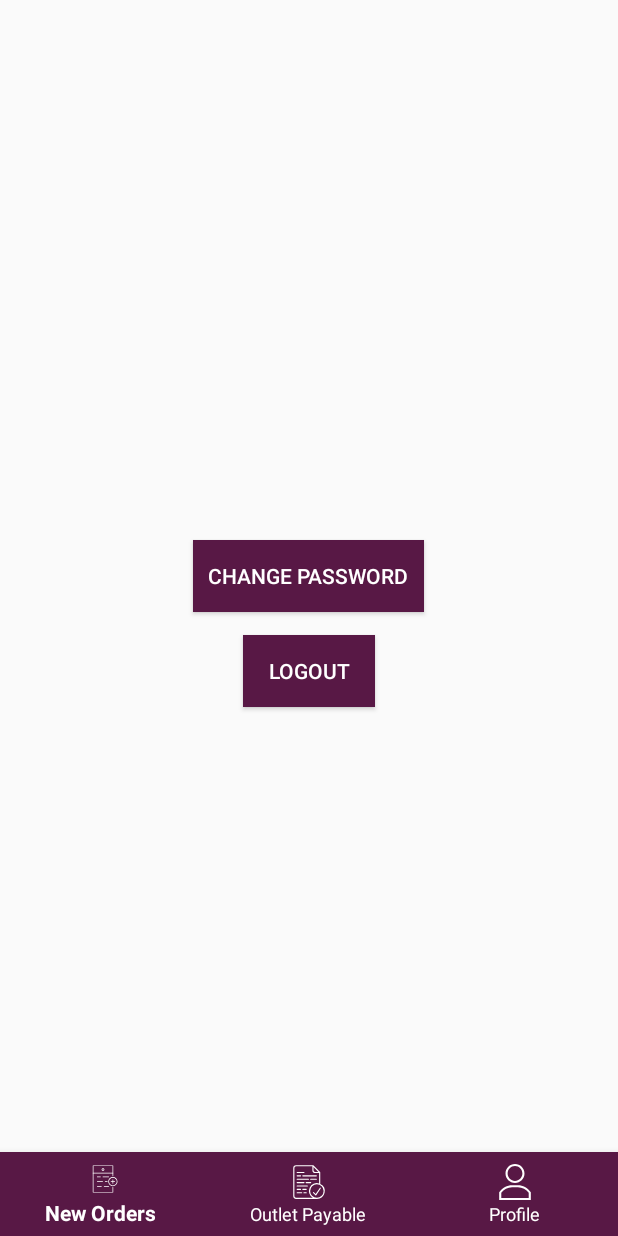
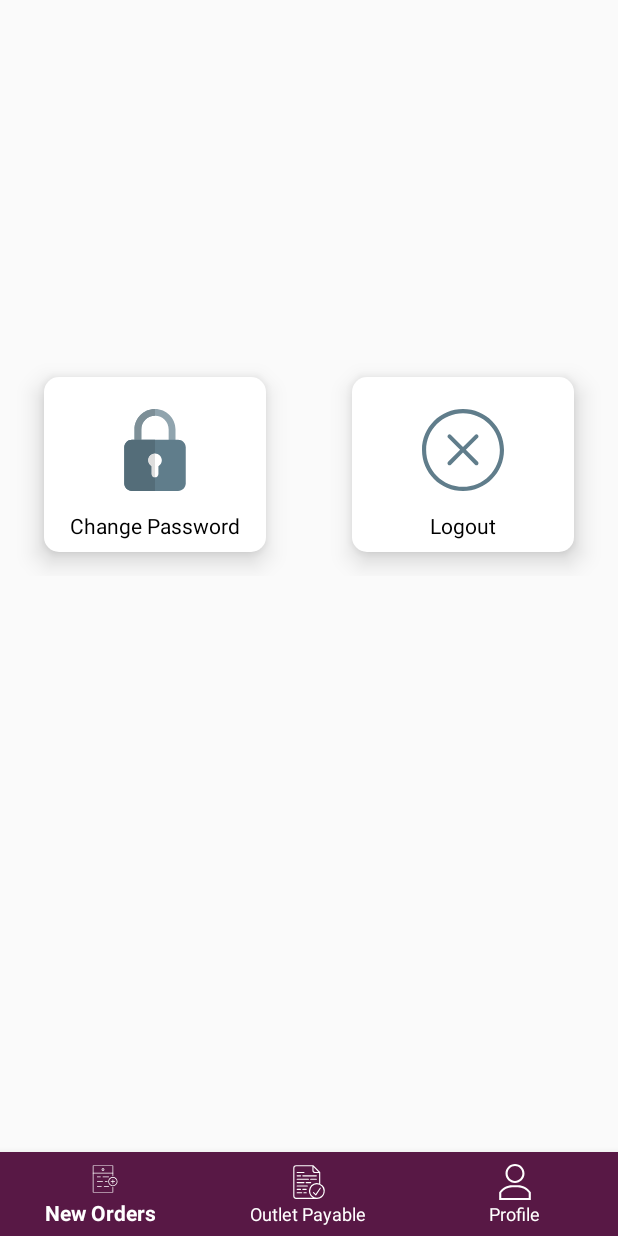
Before and after one commit to appsfinwin/Brahmagiri_delivery_boy, an Android app: the fragment ProfileFragment placed in its activity, on a phone screen of 412 x 824 dp. Run offline under Robolectric (Android 15) with nearby library versions, the phone set to English and light mode, and no system bars; our stand-ins replace data binding; libraries missing offline, so code that uses them is left out: com.github.angads25.toggle; 4 statements that could not run were skipped.

Commit message:
profile fragment re design

```diff
--- /dev/null
+++ b/app/src/main/res/drawable-v24/bg_cornered.xml
@@ -0,0 +1,8 @@
+<shape xmlns:android="http://schemas.android.com/apk/res/android"
+android:shape="rectangle">
+
+<solid android:color="#fff" />
+
+<corners android:radius="10dp" />
+
+</shape>
--- /dev/null
+++ b/app/src/main/res/drawable/ic_change_password.xml
@@ -0,0 +1,24 @@
+<vector xmlns:android="http://schemas.android.com/apk/res/android"
+    android:width="65dp"
+    android:height="65dp"
+    android:viewportWidth="24"
+    android:viewportHeight="24">
+  <path
+      android:pathData="m17,10.75c-0.553,0 -1,-0.448 -1,-1v-3.75c0,-2.206 -1.794,-4 -4,-4s-4,1.794 -4,4v3.75c0,0.552 -0.447,1 -1,1s-1,-0.448 -1,-1v-3.75c0,-3.309 2.691,-6 6,-6s6,2.691 6,6v3.75c0,0.552 -0.447,1 -1,1z"
+      android:fillColor="#90a4ae"/>
+  <path
+      android:pathData="m18.75,24h-13.5c-1.24,0 -2.25,-1.009 -2.25,-2.25v-10.5c0,-1.241 1.01,-2.25 2.25,-2.25h13.5c1.24,0 2.25,1.009 2.25,2.25v10.5c0,1.241 -1.01,2.25 -2.25,2.25z"
+      android:fillColor="#607d8b"/>
+  <path
+      android:pathData="m14,15c0,-1.103 -0.897,-2 -2,-2s-2,0.897 -2,2c0,0.737 0.405,1.375 1,1.722v2.278c0,0.552 0.447,1 1,1s1,-0.448 1,-1v-2.278c0.595,-0.347 1,-0.985 1,-1.722z"
+      android:fillColor="#fff"/>
+  <path
+      android:pathData="m12,0c-3.309,0 -6,2.691 -6,6v3h2v-3c0,-2.206 1.794,-4 4,-4z"
+      android:fillColor="#7d8f97"/>
+  <path
+      android:pathData="m12,9h-4,-2 -0.75c-1.24,0 -2.25,1.009 -2.25,2.25v10.5c0,1.241 1.01,2.25 2.25,2.25h6.75v-4c-0.553,0 -1,-0.448 -1,-1v-2.278c-0.595,-0.347 -1,-0.985 -1,-1.722 0,-1.103 0.897,-2 2,-2z"
+      android:fillColor="#546d79"/>
+  <path
+      android:pathData="m12,13c-1.103,0 -2,0.897 -2,2 0,0.737 0.405,1.375 1,1.722v2.278c0,0.552 0.447,1 1,1z"
+      android:fillColor="#dedede"/>
+</vector>
--- /dev/null
+++ b/app/src/main/res/drawable/ic_error.xml
@@ -0,0 +1,5 @@
+<vector android:height="65dp" android:viewportHeight="340.8"
+    android:viewportWidth="340.8" android:width="65dp" xmlns:android="http://schemas.android.com/apk/res/android">
+    <path android:fillColor="#607d8b" android:pathData="M170.4,0C76.4,0 0,76.4 0,170.4s76.4,170.4 170.4,170.4s170.4,-76.4 170.4,-170.4S264.4,0 170.4,0zM170.4,323.6c-84.4,0 -153.2,-68.8 -153.2,-153.2S86,17.2 170.4,17.2S323.6,86 323.6,170.4S254.8,323.6 170.4,323.6z"/>
+    <path android:fillColor="#607d8b" android:pathData="M182.4,169.6l50,-50c3.2,-3.2 3.2,-8.8 0,-12c-3.2,-3.2 -8.8,-3.2 -12,0l-50,50l-50,-50c-3.2,-3.2 -8.8,-3.2 -12,0c-3.2,3.2 -3.2,8.8 0,12l50,50l-50,49.6c-3.2,3.2 -3.2,8.8 0,12c1.6,1.6 4,2.4 6,2.4s4.4,-0.8 6,-2.4l50,-50l50,50c1.6,1.6 4,2.4 6,2.4s4.4,-0.8 6,-2.4c3.2,-3.2 3.2,-8.8 0,-12L182.4,169.6z"/>
+</vector>
--- a/app/src/main/res/layout/activity_order_details.xml
+++ b/app/src/main/res/layout/activity_order_details.xml
@@ -21,6 +21,8 @@
 
 
                 <androidx.recyclerview.widget.RecyclerView
+                    android:paddingLeft="8dp"
+                    android:paddingRight="8dp"
                     android:id="@+id/recyvmyorderdetails"
                     android:layout_width="match_parent"
                     android:layout_height="wrap_content"
@@ -49,6 +51,7 @@
 
                     <TextView
                         android:id="@+id/invoice_id"
+                        android:layout_marginTop="8dp"
                         android:layout_width="wrap_content"
                         android:layout_height="wrap_content"
                         android:text="Price Details"
@@ -273,10 +276,10 @@
                     <View
                         android:layout_width="match_parent"
                         android:layout_height="1dp"
-                        android:layout_marginLeft="22dp"
+
                         android:layout_marginTop="25dp"
 
-                        android:layout_marginRight="22dp"
+
                         android:background="#2d2d2d">
 
                     </View>
@@ -307,6 +310,7 @@
                             android:layout_alignParentEnd="true"
                             android:layout_alignParentRight="true"
                             android:layout_weight="1"
+                            android:layout_marginRight="8dp"
                             android:gravity="end"
                             android:minWidth="80dp"
 
@@ -398,6 +402,9 @@
                         android:textColor="#2d2d2d"
                         android:id="@+id/tv_customer_address"
                         android:layout_marginTop="4dp"
+                        android:paddingRight="5dp"
+                        android:paddingLeft="5dp"
+                        android:paddingBottom="6dp"
                         android:text=""
                         android:layout_width="wrap_content"
                         android:layout_height="wrap_content">
--- a/app/src/main/res/layout/fragment_profile.xml
+++ b/app/src/main/res/layout/fragment_profile.xml
@@ -1,41 +1,131 @@
 <?xml version="1.0" encoding="utf-8"?>
-<layout xmlns:android="http://schemas.android.com/apk/res/android">
+<layout xmlns:tools="http://schemas.android.com/tools"
+    xmlns:app="http://schemas.android.com/apk/res-auto"
+    xmlns:android="http://schemas.android.com/apk/res/android">
 
 
-    <RelativeLayout
+    <androidx.constraintlayout.widget.ConstraintLayout
+        android:id="@+id/relativeLayout"
         android:layout_width="match_parent"
         android:layout_height="match_parent">
 
-        <Button
-            android:layout_centerInParent="true"
-            android:layout_marginTop="15dp"
-            android:padding="10dp"
+        <androidx.constraintlayout.widget.ConstraintLayout
+            android:layout_width="0dp"
+            android:layout_height="wrap_content"
 
-            android:layout_marginLeft="15dp"
-            android:id="@+id/chngpwd"
-            android:background="@color/colorAccent"
-            android:text="Change password"
-            android:textColor="#FFF"
+            android:layout_marginStart="1dp"
+            android:layout_marginLeft="1dp"
+            android:layout_marginEnd="1dp"
+            android:layout_marginRight="1dp"
+            app:layout_constraintBottom_toBottomOf="parent"
+            app:layout_constraintEnd_toEndOf="parent"
+            app:layout_constraintStart_toStartOf="parent"
+            app:layout_constraintTop_toTopOf="parent"
+            app:layout_constraintVertical_bias="0.38">
 
-            android:layout_width="wrap_content"
-            android:layout_height="wrap_content">
 
-        </Button>
+            <androidx.constraintlayout.widget.ConstraintLayout
+                android:id="@+id/chngpwd"
+                android:layout_width="wrap_content"
+                android:layout_height="wrap_content"
+                android:layout_marginTop="16dp"
+                android:layout_marginBottom="16dp"
+                android:background="@drawable/bg_cornered"
+                android:elevation="10dp"
+                app:layout_constraintBottom_toBottomOf="parent"
+                app:layout_constraintEnd_toStartOf="@+id/view2"
+                app:layout_constraintStart_toStartOf="parent"
+                app:layout_constraintTop_toTopOf="parent">
 
-        <Button
-            android:layout_marginLeft="15dp"
-            android:layout_marginTop="15dp"
-            android:layout_centerHorizontal="true"
+                <ImageView
+                    android:id="@+id/btn_pay_online"
+                    android:layout_width="100dp"
+                    android:layout_height="65dp"
+                    android:layout_marginStart="24dp"
+                    android:layout_marginTop="16dp"
+                    android:layout_marginEnd="24dp"
+                    android:layout_marginBottom="8dp"
+                    android:background="?attr/selectableItemBackgroundBorderless"
+                    android:padding="5dp"
+                    android:scaleType="fitCenter"
+                    android:src="@drawable/ic_change_password"
+                    app:layout_constraintBottom_toBottomOf="parent"
+                    app:layout_constraintEnd_toEndOf="parent"
+                    app:layout_constraintHorizontal_bias="0.498"
+                    app:layout_constraintStart_toStartOf="parent"
+                    app:layout_constraintTop_toTopOf="parent"
+                    app:layout_constraintVertical_bias="0.0" />
 
-            android:layout_below="@id/chngpwd"
-            android:id="@+id/btnlogout"
-            android:textColor="#FFF"
-            android:text="Logout"
-            android:background="@color/colorAccent"
-            android:layout_width="wrap_content"
-            android:layout_height="wrap_content">
+                <TextView
+                    android:id="@+id/textView135"
+                    android:layout_width="wrap_content"
+                    android:layout_height="wrap_content"
+                    android:layout_marginTop="8dp"
+                    android:layout_marginBottom="8dp"
+                    android:text="Change Password"
+                    android:textColor="#000"
+                    app:layout_constraintBottom_toBottomOf="parent"
+                    app:layout_constraintEnd_toEndOf="@+id/btn_pay_online"
+                    app:layout_constraintStart_toStartOf="@+id/btn_pay_online"
+                    app:layout_constraintTop_toBottomOf="@+id/btn_pay_online" />
 
-        </Button>
 
-    </RelativeLayout>
+            </androidx.constraintlayout.widget.ConstraintLayout>
+
+            <androidx.constraintlayout.widget.ConstraintLayout
+                android:id="@+id/btnlogout"
+                android:layout_width="wrap_content"
+                android:layout_height="wrap_content"
+                android:layout_marginTop="16dp"
+                android:layout_marginBottom="16dp"
+                android:background="@drawable/bg_cornered"
+                android:elevation="10dp"
+                app:layout_constraintBottom_toBottomOf="parent"
+                app:layout_constraintEnd_toEndOf="parent"
+                app:layout_constraintStart_toEndOf="@+id/view2"
+                app:layout_constraintTop_toTopOf="parent">
+
+                <ImageView
+                    android:id="@+id/btn_pay_online1"
+                    android:layout_width="100dp"
+                    android:layout_height="65dp"
+                    android:layout_marginStart="24dp"
+                    android:layout_marginTop="16dp"
+                    android:layout_marginEnd="24dp"
+                    android:layout_marginBottom="8dp"
+                    android:background="?attr/selectableItemBackgroundBorderless"
+                    android:padding="5dp"
+                    android:scaleType="centerInside"
+                    android:src="@drawable/ic_error"
+                    app:layout_constraintBottom_toBottomOf="parent"
+                    app:layout_constraintEnd_toEndOf="parent"
+                    app:layout_constraintHorizontal_bias="0.498"
+                    app:layout_constraintStart_toStartOf="parent"
+                    app:layout_constraintTop_toTopOf="parent"
+                    app:layout_constraintVertical_bias="0.0" />
+
+                <TextView
+                    android:id="@+id/textView1351"
+                    android:layout_width="wrap_content"
+                    android:layout_height="wrap_content"
+                    android:layout_marginTop="8dp"
+                    android:layout_marginBottom="8dp"
+                    android:text="Logout"
+                    android:textColor="#000"
+                    app:layout_constraintBottom_toBottomOf="parent"
+                    app:layout_constraintEnd_toEndOf="@+id/btn_pay_online1"
+                    app:layout_constraintStart_toStartOf="@+id/btn_pay_online1"
+                    app:layout_constraintTop_toBottomOf="@+id/btn_pay_online1" />
+            </androidx.constraintlayout.widget.ConstraintLayout>
+
+            <View
+                android:id="@+id/view2"
+                android:layout_width="1dp"
+                android:layout_height="50dp"
+                app:layout_constraintBottom_toBottomOf="parent"
+                app:layout_constraintEnd_toEndOf="parent"
+                app:layout_constraintStart_toStartOf="parent"
+                app:layout_constraintTop_toTopOf="parent" />
+        </androidx.constraintlayout.widget.ConstraintLayout>
+    </androidx.constraintlayout.widget.ConstraintLayout>
 </layout>
```
